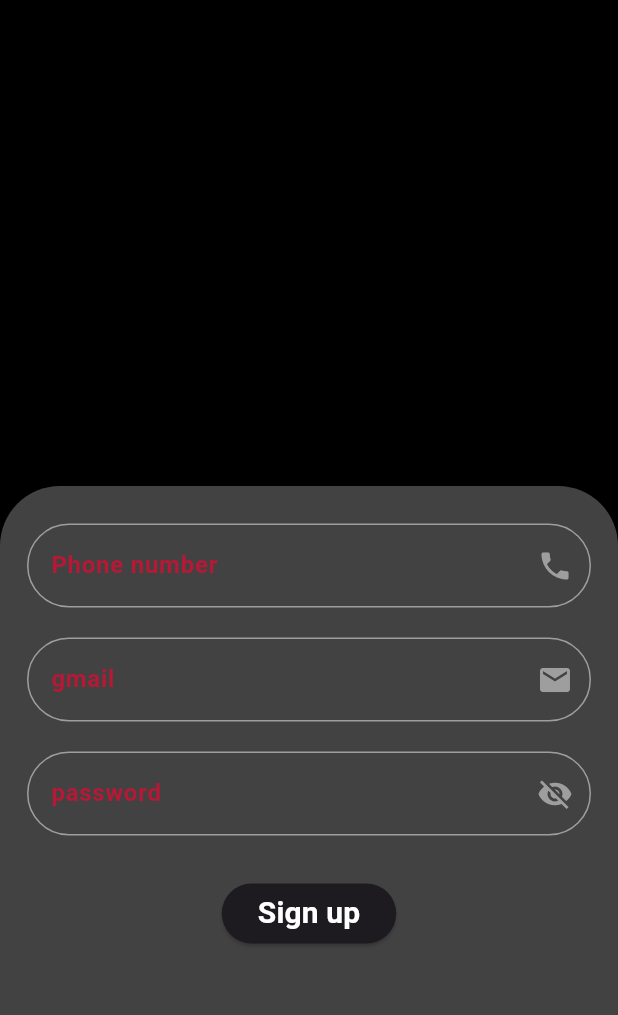
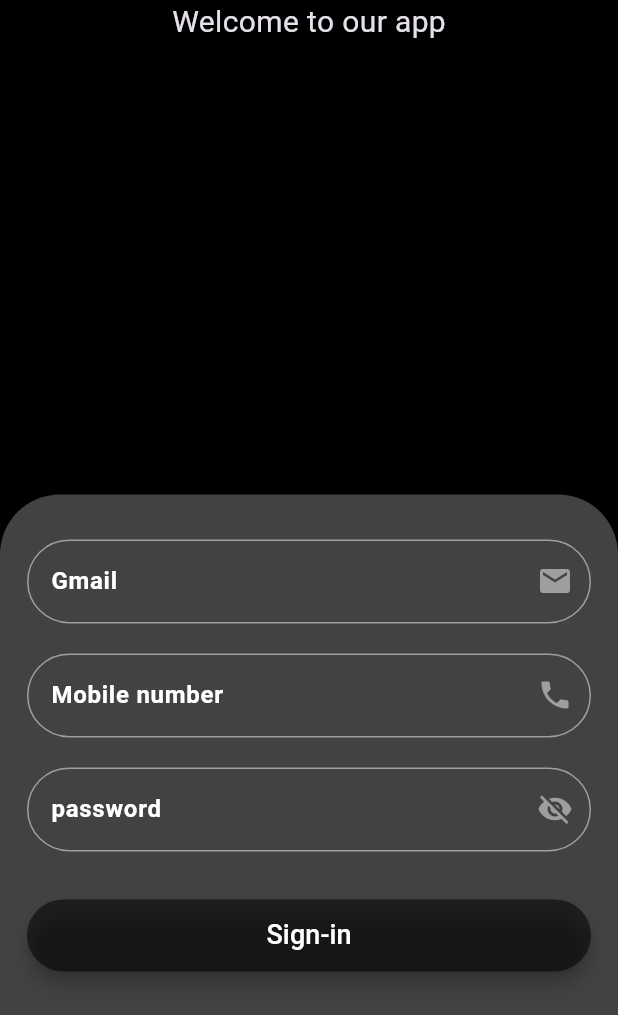
Before and after one commit to Querbog/login2, a Flutter app: the screen it shows after launch, after a tap on "Sign up!", on a phone screen of 412 x 824 dp. Shown: the top 1015 px of the screen. Run offline on Flutter 3.47's test engine with Material 3 defaults, Android fonts, the phone set to English and light mode, and no system bars; our stand-ins replace firebase_core, geolocator, get, image_picker; accounts and stored records are empty; network calls fail.

```diff
--- a/lib/login_screen.dart
+++ /dev/null
@@ -1,155 +0,0 @@
-import 'package:flutter/material.dart';
-import 'package:get/get.dart';
-import 'package:login2/reg_screen.dart';
-
-class LoginScreen extends StatelessWidget {
-  const LoginScreen({Key? key}) : super(key: key);
-
-  @override
-  Widget build(BuildContext context) {
-    return SafeArea(
-      child: Scaffold(
-        body: Column(
-          children: [
-            Expanded(
-              flex: 2,
-              child: Container(
-                alignment: Alignment.topLeft,
-
-              ),
-            ),
-            Expanded(
-              flex: 3,
-              child: Container(
-                decoration: BoxDecoration(
-                    color: Colors.grey.shade800,
-                    borderRadius: const BorderRadius.only(
-                        topLeft: Radius.circular(40.0),
-                        topRight: Radius.circular(40.0))),
-                height: 400,
-                width: double.infinity,
-                child: Padding(
-                  padding: const EdgeInsets.symmetric(horizontal: 18.0),
-                  child: SingleChildScrollView(
-                    child: Column(
-                      children: [
-                        const SizedBox(
-                          height: 25.0,
-                        ),
-                        const NewWidget(label: 'Gmail', icon: Icons.mail),
-                        const SizedBox(
-                          height: 20.0,
-                        ),
-                        const NewWidget(
-                            label: 'password', icon: Icons.visibility_off),
-                        const SizedBox(
-                          height: 16,
-                        ),
-                        const Align(
-                          alignment: Alignment.centerRight,
-                          child: Text(
-                            'Forgot Password?',
-                            style: TextStyle(
-                              fontWeight: FontWeight.bold,
-                              color: Colors.black,
-                              fontSize: 17,
-                            ),
-                          ),
-                        ),
-                        const SizedBox(
-                          height: 28.0,
-                        ),
-                        ElevatedButton(
-                          style: ButtonStyle(
-                            foregroundColor:
-                                MaterialStateProperty.all<Color>(Colors.white),
-                          ),
-                          onPressed: () {
-                            //add navigation after login screen
-                          },
-                          child: const Text("Login",
-                              style: TextStyle(
-                                fontWeight: FontWeight.bold,
-                                fontSize: 20,
-                                color: Colors.white,
-                              )),
-                        ),
-                        const SizedBox(
-                          height: 50.0,
-                        ),
-                        Align(
-                          alignment: Alignment.bottomRight,
-                          child: Column(
-                            mainAxisAlignment: MainAxisAlignment.end,
-                            crossAxisAlignment: CrossAxisAlignment.end,
-                            children: [
-                              const Text(
-                                'Don\'t have an Account?',
-                                style: TextStyle(
-                                    color: Colors.grey,
-                                    fontWeight: FontWeight.bold),
-                              ),
-                              GestureDetector(
-                                onTap: () {
-                                  Get.to(const RegScreen());
-                                },
-                                child: const Text(
-                                  'Sign up!',
-                                  style: TextStyle(
-                                    color: Colors.black,
-                                    fontWeight: FontWeight.bold,
-                                    fontSize: 17,
-                                  ),
-                                ),
-                              )
-                            ],
-                          ),
-                        )
-                      ],
-                    ),
-                  ),
-                ),
-              ),
-            ),
-          ],
-        ),
-      ),
-    );
-  }
-}
-
-class NewWidget extends StatelessWidget {
-  const NewWidget({super.key,
-    required this.label,
-    required this.icon,
-  });
-  final String label;
-  final IconData icon;
-
-  @override
-  Widget build(BuildContext context) {
-    return TextField(
-        decoration: InputDecoration(
-            enabledBorder: const OutlineInputBorder(
-                borderSide: BorderSide(
-                  color: Colors.grey,
-                ),
-                borderRadius: BorderRadius.all(Radius.circular(35))),
-            focusedBorder: const OutlineInputBorder(
-                borderSide: BorderSide(
-                  color: Colors.grey,
-                ),
-                borderRadius: BorderRadius.all(Radius.circular(35))),
-            suffixIcon: Icon(
-              icon,
-              color: Colors.grey,
-            ),
-            label: Text(
-              label,
-              style: const TextStyle(
-                fontWeight: FontWeight.bold,
-                color: Color(0xffB81736),
-              ),
-            )));
-  }
-}
--- a/lib/main.dart
+++ b/lib/main.dart
@@ -1,8 +1,15 @@
 import 'package:flutter/material.dart';
-import 'package:login2/login_screen.dart';
+import 'package:login2/screens/login_screen.dart';
 import 'package:get/get.dart';
+import 'package:firebase_core/firebase_core.dart';
+import 'firebase_options.dart';
 
-void main() {
+void main() async{
+  WidgetsFlutterBinding.ensureInitialized();
+
+  await Firebase.initializeApp(
+    options: DefaultFirebaseOptions.currentPlatform,
+  );
   runApp(const MyApp());
 }
 
@@ -12,7 +19,6 @@ class MyApp extends StatelessWidget {
   @override
   Widget build(BuildContext context) {
     return GetMaterialApp(
-      title: 'Flutter Demo',
       debugShowCheckedModeBanner: false,
       theme: ThemeData.dark().copyWith(scaffoldBackgroundColor: Colors.black),
       home: const LoginScreen(),
--- a/lib/reg_screen.dart
+++ /dev/null
@@ -1,67 +0,0 @@
-import 'package:flutter/material.dart';
-import 'package:login2/login_screen.dart';
-
-class RegScreen extends StatelessWidget {
-  const RegScreen({super.key});
-
-  @override
-  Widget build(BuildContext context) {
-    return SafeArea(
-      child: Scaffold(
-        body: Column(
-          mainAxisAlignment: MainAxisAlignment.end,
-          children: [
-            Container(
-              decoration: BoxDecoration(
-                  color: Colors.grey.shade800,
-                  borderRadius: const BorderRadius.only(
-                      topLeft: Radius.circular(40.0),
-                      topRight: Radius.circular(40.0))),
-              height: 500,
-              width: double.infinity,
-              child: Padding(
-                padding: const EdgeInsets.symmetric(horizontal: 18.0),
-                child: SingleChildScrollView(
-                  child: Column(
-                    children: [
-                      const SizedBox(
-                        height: 25.0,
-                      ),
-                      const NewWidget(label: 'Phone number', icon: Icons.phone),
-                      const SizedBox(
-                        height: 20.0,
-                      ),
-                      const NewWidget(label: 'gmail', icon: Icons.mail),
-                      const SizedBox(
-                        height: 20.0,
-                      ),
-                      const NewWidget(
-                          label: 'password', icon: Icons.visibility_off),
-                      const SizedBox(
-                        height: 28.0,
-                      ),
-                      ElevatedButton(
-                        style: ButtonStyle(
-                          foregroundColor:
-                              MaterialStateProperty.all<Color>(Colors.white),
-                        ),
-                        onPressed: () {},
-                        child: const Text("Sign up",
-                            style: TextStyle(
-                              fontWeight: FontWeight.bold,
-                              fontSize: 20,
-                              color: Colors.white,
-                            )),
-                      ),
-                    ],
-                  ),
-                ),
-              ),
-            ),
-            //)
-          ],
-        ),
-      ),
-    );
-  }
-}
--- /dev/null
+++ b/lib/screens/login_screen.dart
@@ -0,0 +1,101 @@
+import 'package:flutter/material.dart';
+import 'package:get/get.dart';
+import 'package:login2/screens/reg_screen.dart';
+import 'package:login2/utilities/button.dart';
+import 'package:login2/utilities/input_text_field.dart';
+
+class LoginScreen extends StatelessWidget {
+  const LoginScreen({Key? key}) : super(key: key);
+
+  @override
+  Widget build(BuildContext context) {
+    return SafeArea(
+      child: Scaffold(
+        body: Column(
+          children: [
+            Expanded(
+              flex: 2,
+              child: Container(
+                child: Text(
+                  'Welcome to our app',
+                  style: TextStyle(
+                    fontSize: 20.0
+                  ),
+                ),
+              ),
+            ),
+            Expanded(
+              flex: 3,
+              child: Container(
+                decoration: BoxDecoration(
+                    color: Colors.grey.shade800,
+                    borderRadius: const BorderRadius.only(
+                        topLeft: Radius.circular(40.0),
+                        topRight: Radius.circular(40.0))),
+                //height: 400,
+                width: double.infinity,
+                child: Padding(
+                  padding: const EdgeInsets.symmetric(horizontal: 18.0),
+                  child: SingleChildScrollView(
+                    child: Column(
+                      crossAxisAlignment: CrossAxisAlignment.end,
+                      children: [
+                        const SizedBox(
+                          height: 30.0,
+                        ),
+                        const InputTextField(label: 'Gmail', icon: Icons.mail),
+                        const SizedBox(
+                          height: 20.0,
+                        ),
+                        const InputTextField(
+                            label: 'password', icon: Icons.visibility_off),
+                        const SizedBox(
+                          height: 16,
+                        ),
+                        const Text(
+                          'Forgot Password?',
+                          style: TextStyle(
+                            fontWeight: FontWeight.bold,
+                            color: Colors.black,
+                            fontSize: 17,
+                          ),
+                        ),
+                        Button(title: 'Login', colour: Colors.black54, onPressed: (){}),
+                        const SizedBox(
+                          height: 30.0,
+                        ),
+                        Column(
+                          children: [
+                            const Text(
+                              "Don't have an Account?",
+                              style: TextStyle(
+                                  color: Colors.grey,
+                                  fontWeight: FontWeight.bold),
+                            ),
+                            GestureDetector(
+                              onTap: () {
+                                Get.to(()=> RegScreen());
+                              },
+                              child: const Text(
+                                'Sign up!',
+                                style: TextStyle(
+                                  color: Colors.black,
+                                  fontWeight: FontWeight.bold,
+                                  fontSize: 17,
+                                ),
+                              ),
+                            )
+                          ],
+                        )
+                      ],
+                    ),
+                  ),
+                ),
+              ),
+            ),
+          ],
+        ),
+      ),
+    );
+  }
+}
--- /dev/null
+++ b/lib/screens/reg_screen.dart
@@ -0,0 +1,71 @@
+import 'package:flutter/material.dart';
+import 'package:login2/screens/home_screen.dart';
+import 'package:login2/utilities/input_text_field.dart';
+import 'package:login2/utilities/button.dart';
+import 'package:get/get.dart';
+
+class RegScreen extends StatelessWidget {
+  const RegScreen({super.key});
+
+  @override
+  Widget build(BuildContext context) {
+    return SafeArea(
+      child: Scaffold(
+        body: Column(
+          children: [
+            Expanded(
+              flex: 2,
+              child: Container(
+                child: Text(
+                  'Welcome to our app',
+                  style: TextStyle(
+                      fontSize: 20.0
+                  ),
+                ),
+              ),
+            ),
+            Expanded(
+              flex: 3,
+              child: Container(
+                decoration: BoxDecoration(
+                    color: Colors.grey.shade800,
+                    borderRadius: const BorderRadius.only(
+                        topLeft: Radius.circular(40.0),
+                        topRight: Radius.circular(40.0))),
+                //height: 400,
+                width: double.infinity,
+                child: Padding(
+                  padding: const EdgeInsets.symmetric(horizontal: 18.0),
+                  child: SingleChildScrollView(
+                    child: Column(
+                      crossAxisAlignment: CrossAxisAlignment.end,
+                      children: [
+                        const SizedBox(
+                          height: 30.0,
+                        ),
+                        const InputTextField(label: 'Gmail', icon: Icons.mail),
+                        const SizedBox(height: 20.0,),
+                        const InputTextField(label: 'Mobile number', icon: Icons.phone),
+                        const SizedBox(
+                          height: 20.0,
+                        ),
+                        const InputTextField(
+                            label: 'password', icon: Icons.visibility_off),
+                        const SizedBox(
+                          height: 16,
+                        ),
+                        Button(title: 'Sign-in', colour: Colors.black54, onPressed: (){
+                          Get.to( ()=> HomeScreen());
+                        }),
+                      ],
+                    ),
+                  ),
+                ),
+              ),
+            ),
+          ],
+        ),
+      ),
+    );
+  }
+}
--- /dev/null
+++ b/lib/utilities/button.dart
@@ -0,0 +1,32 @@
+import 'package:flutter/material.dart';
+
+class Button extends StatelessWidget {
+  Button({required this.title ,required this.colour,required this.onPressed});
+
+  final String title;
+  final Color colour;
+  final void Function() onPressed;
+  @override
+  Widget build(BuildContext context) {
+    return Padding(
+      padding: EdgeInsets.symmetric(vertical: 16.0),
+      child: Material(
+        elevation: 5.0,
+        color: colour,
+        borderRadius: BorderRadius.circular(30.0),
+        child: MaterialButton(
+          onPressed:onPressed,
+          minWidth: double.infinity,
+          height: 40.0,
+          child: Text(
+            title,
+            style: TextStyle(
+              color: Colors.white,
+              fontSize: 18.0
+            ),
+          ),
+        ),
+      ),
+    );
+  }
+}
--- /dev/null
+++ b/lib/utilities/input_text_field.dart
@@ -0,0 +1,40 @@
+import 'package:flutter/material.dart';
+
+class InputTextField extends StatelessWidget {
+  const InputTextField({
+    super.key,
+    required this.label,
+    required this.icon,
+  });
+  final String label;
+  final IconData icon;
+
+  @override
+  Widget build(BuildContext context) {
+    return TextField(
+      decoration: InputDecoration(
+        enabledBorder: const OutlineInputBorder(
+            borderSide: BorderSide(
+              color: Colors.grey,
+            ),
+            borderRadius: BorderRadius.all(Radius.circular(30.0))),
+        focusedBorder: const OutlineInputBorder(
+            borderSide: BorderSide(
+              color: Colors.grey,
+            ),
+            borderRadius: BorderRadius.all(Radius.circular(30.0))),
+        suffixIcon: Icon(
+          icon,
+          color: Colors.grey,
+        ),
+        label: Text(
+          label,
+          style: const TextStyle(
+            fontWeight: FontWeight.bold,
+            color: Colors.white,
+          ),
+        ),
+      ),
+    );
+  }
+}
--- a/pubspec.yaml
+++ b/pubspec.yaml
@@ -36,6 +36,12 @@ dependencies:
   # Use with the CupertinoIcons class for iOS style icons.
   cupertino_icons: ^1.0.2
   get: ^4.6.6
+  firebase_auth: ^4.16.0
+  cloud_firestore: ^4.14.0
+  firebase_core: ^2.24.2
+  geolocator: ^10.1.0
+  image_picker: ^1.0.7
+  path_provider: ^2.1.2
 
 dev_dependencies:
   flutter_test:
```
Also changed, not shown: lib/screens/home_screen.dart (added, +39 -0 lines), lib/screens/image_screen.dart (added, +63 -0 lines), lib/utilities/location.dart (added, +26 -0 lines), lib/constants.dart (added), lib/firebase_options.dart (added), pubspec.lock, 14 other files.
